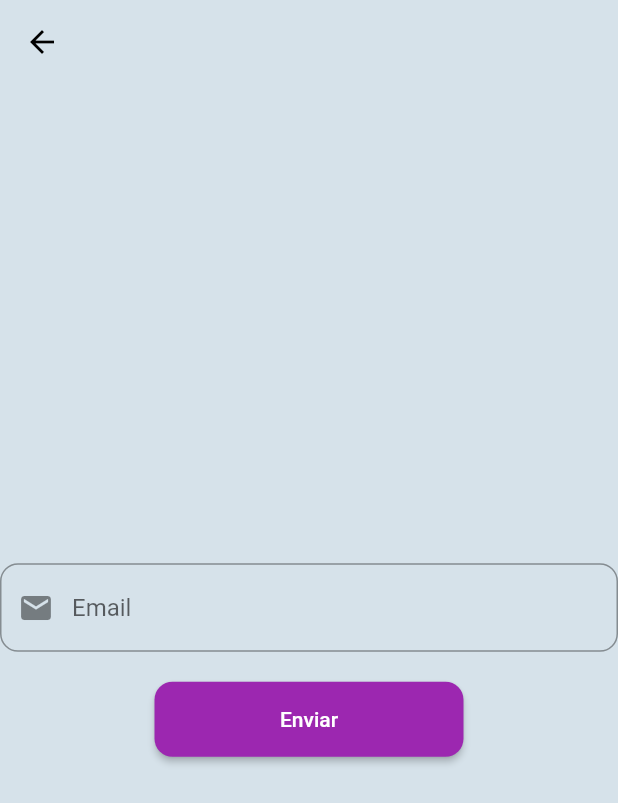
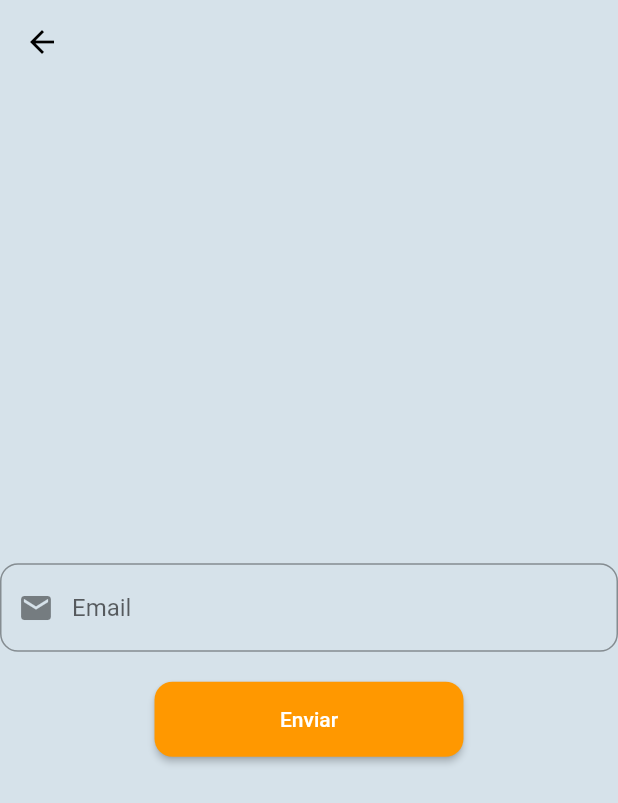
Before and after one commit to JorgeArmas17/ElDolarazo, a Flutter app: the ForgotPassScreen screen opened directly, on a phone screen of 412 x 824 dp. Shown: the top 803 px of the screen. Run offline on Flutter 3.47's test engine with Material 2 defaults, Android fonts, the phone set to English and light mode, and no system bars; our stand-ins replace cloud_firestore, curved_navigation_bar, firebase_auth, firebase_core, firebase_storage, image_picker; accounts and stored records are empty.

Commit message:
Recuperar Contraseña Diseño

```diff
--- a/lib/pages/forgot_you_password.dart
+++ b/lib/pages/forgot_you_password.dart
@@ -36,7 +36,7 @@ class ForgotPassScreen extends StatelessWidget {
           MaterialButton(
             minWidth: size.width * .5,
             height: 50,
-            color: Colors.purple,
+            color: Colors.orange,
             shape:
                 RoundedRectangleBorder(borderRadius: BorderRadius.circular(12)),
             onPressed: () async {
```
